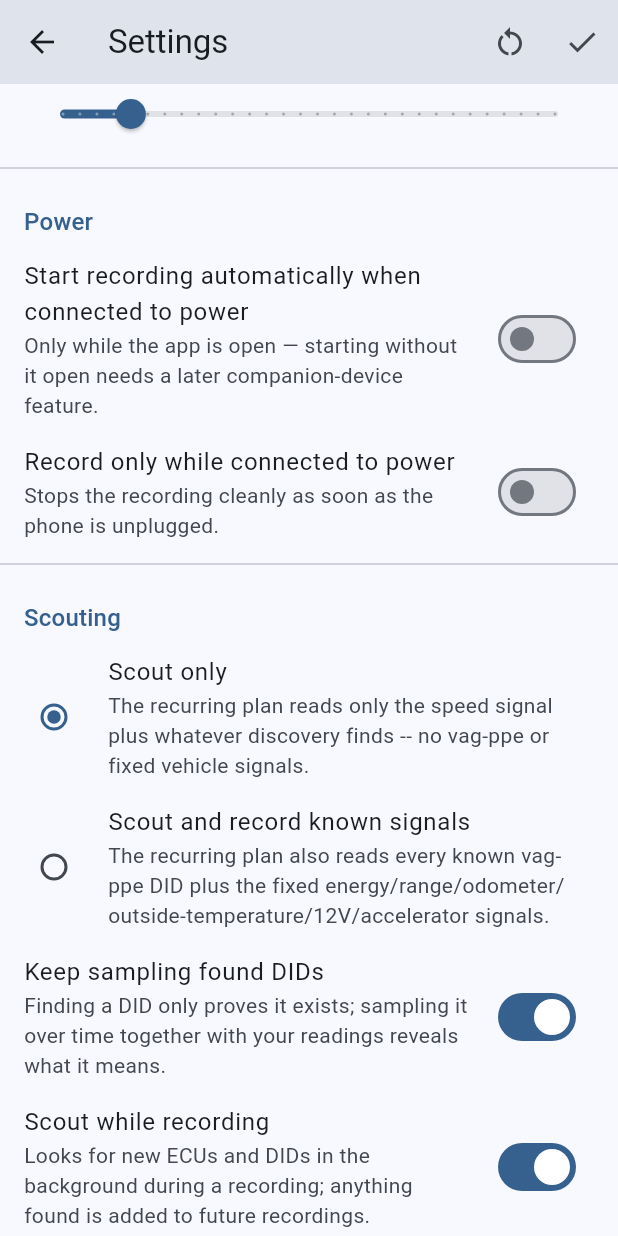
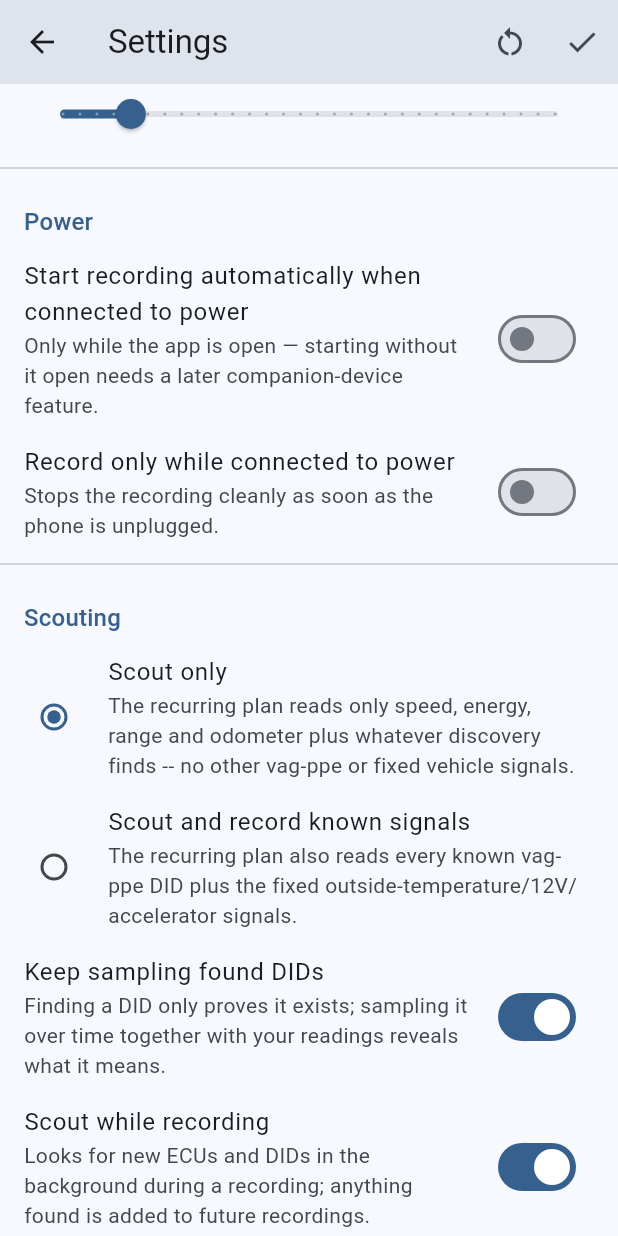
Before and after one commit to noctunix/didscout-app, a Flutter app: the SettingsPage screen opened directly, scrolled down 576 dp, on a phone screen of 412 x 824 dp. Run offline on Flutter 3.47's test engine with Material 3 defaults, Android fonts, the phone set to English and light mode, and no system bars; our stand-ins replace battery_plus, permission_handler, share_plus, shared_preferences; missing offline and left inert: obdbridge; accounts and stored records are empty.

Commit message:
Read energy, range and odometer in scout-only mode too
Readings typed off the vehicle's displays during scouting had no raw
values to compare against, because scout-only plans carried just the
speed step. Energy (2AB8), range (2AB6) and the odometer (F4A6) are
now planned in both recording modes; the remaining fixed steps and the
generated vag-ppe DIDs stay limited to scout-and-record-known.

A gateway DID found by discovery that matches one of these fixed steps
maps onto the same signal id, so it is no longer planned a second time.

```diff
--- a/lib/ui/settings_page.dart
+++ b/lib/ui/settings_page.dart
@@ -212,9 +212,9 @@ class _SettingsPageState extends State<SettingsPage> {
                       RadioListTile<RecordingMode>(
                         title: Text('Scout only'),
                         subtitle: Text(
-                          'The recurring plan reads only the speed signal '
-                          'plus whatever discovery finds -- no vag-ppe or '
-                          'fixed vehicle signals.',
+                          'The recurring plan reads only speed, energy, '
+                          'range and odometer plus whatever discovery finds '
+                          '-- no other vag-ppe or fixed vehicle signals.',
                         ),
                         value: RecordingMode.scoutOnly,
                       ),
@@ -222,9 +222,8 @@ class _SettingsPageState extends State<SettingsPage> {
                         title: Text('Scout and record known signals'),
                         subtitle: Text(
                           'The recurring plan also reads every known '
-                          'vag-ppe DID plus the fixed energy/range/'
-                          'odometer/outside-temperature/12V/accelerator '
-                          'signals.',
+                          'vag-ppe DID plus the fixed outside-temperature/'
+                          '12V/accelerator signals.',
                         ),
                         value: RecordingMode.scoutAndRecordKnown,
                       ),
```
Also changed, not shown: lib/bridge/recording_controller.dart (+28 -17 lines), lib/settings/app_settings.dart (+9 -7 lines), 1 other file.
